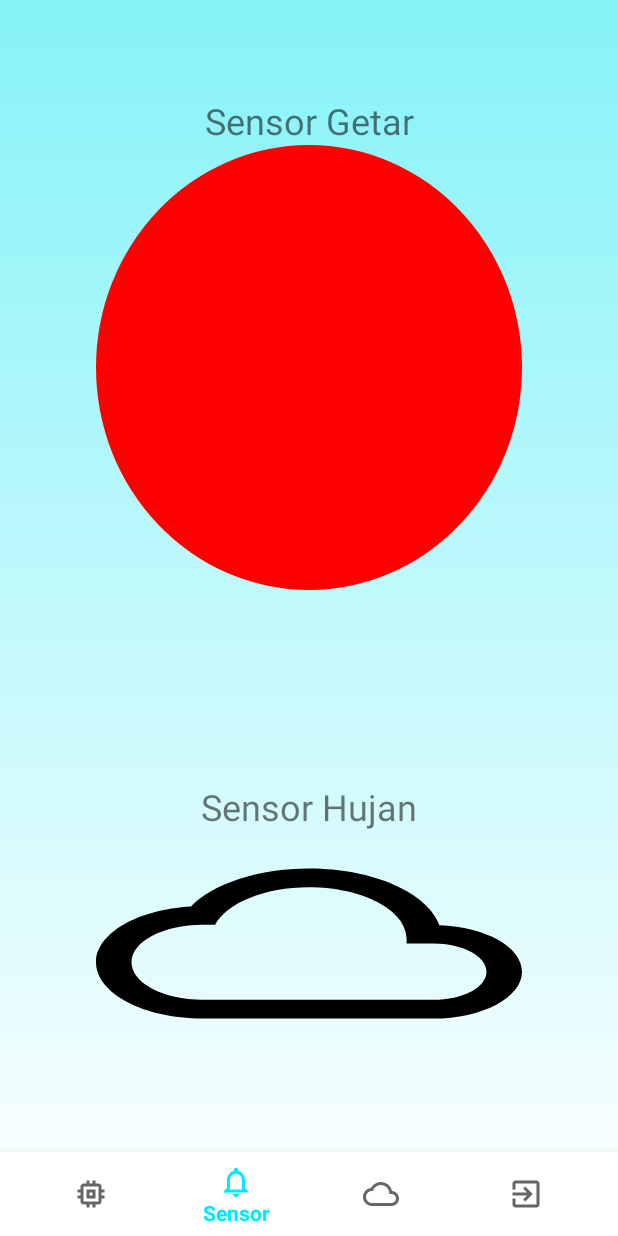
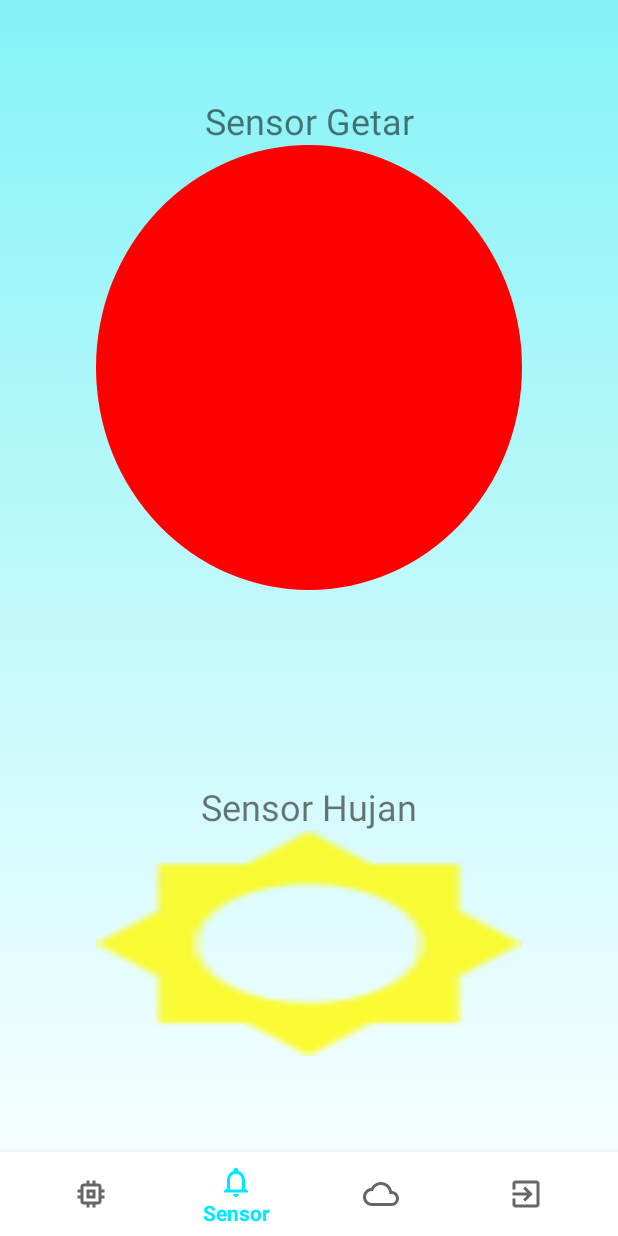
Before and after one commit to MirzaHimamiHanif/Jemuran, an Android app: the MainActivity screen opened directly, with no data from a screen before it, item 2 of the bottom bar chosen, on a phone screen of 412 x 824 dp. Run offline under Robolectric (Android 15) with nearby library versions, the phone set to English and light mode, and no system bars; our stand-ins replace Firebase (no records; nobody signed in at launch, a user with empty details on screens opened directly).

Commit message:
Update Tampilan.

```diff
--- a/app/build.gradle
+++ b/app/build.gradle
@@ -7,7 +7,7 @@ android {
         minSdkVersion 19
         targetSdkVersion 26
         versionCode 1
-        versionName "1.0"
+        versionName "1.1"
         testInstrumentationRunner "android.support.test.runner.AndroidJUnitRunner"
         vectorDrawables.useSupportLibrary = true
     }
--- /dev/null
+++ b/app/src/main/java/org/pindad/jemuran/BottomNavigationViewHelper.java
@@ -0,0 +1,35 @@
+package org.pindad.jemuran;
+
+import android.annotation.SuppressLint;
+import android.support.design.internal.BottomNavigationItemView;
+import android.support.design.internal.BottomNavigationMenuView;
+import android.support.design.widget.BottomNavigationView;
+import android.util.Log;
+
+import java.lang.reflect.Field;
+
+public class BottomNavigationViewHelper {
+    @SuppressLint("RestrictedApi")
+    public static void disableShiftMode(BottomNavigationView view) {
+        BottomNavigationMenuView menuView = (BottomNavigationMenuView) view.getChildAt(0);
+        try {
+            Field shiftingMode = menuView.getClass().getDeclaredField("mShiftingMode");
+            shiftingMode.setAccessible(true);
+            shiftingMode.setBoolean(menuView, false);
+            shiftingMode.setAccessible(false);
+            for (int i = 0; i < menuView.getChildCount(); i++) {
+                BottomNavigationItemView item = (BottomNavigationItemView) menuView.getChildAt(i);
+                //noinspection RestrictedApi
+                item.setShiftingMode(false);
+                // set once again checked value, so view will be updated
+                //noinspection RestrictedApi
+                item.setChecked(item.getItemData().isChecked());
+            }
+        } catch (NoSuchFieldException e) {
+            Log.e("BNVHelper", "Unable to get shift mode field", e);
+        } catch (IllegalAccessException e) {
+            Log.e("BNVHelper", "Unable to change value of shift mode", e);
+        }
+    }
+
+}
--- a/app/src/main/java/org/pindad/jemuran/Cuaca/CuacaFragment.java
+++ b/app/src/main/java/org/pindad/jemuran/Cuaca/CuacaFragment.java
@@ -58,7 +58,6 @@ public class CuacaFragment extends Fragment {
                 humidity_field.setText("Humidity: "+weather_humidity);
                 pressure_field.setText("Pressure: "+weather_pressure);
                 weatherIcon.setText(Html.fromHtml(weather_iconText));
-
             }
         });
         asyncTask.execute(mLatitude, mLongitude); //  asyncTask.execute("Latitude", "Longitude")
--- a/app/src/main/java/org/pindad/jemuran/MainActivity.java
+++ b/app/src/main/java/org/pindad/jemuran/MainActivity.java
@@ -22,6 +22,8 @@ public class MainActivity extends AppCompatActivity {
     private StatusFragment statusFragment;
     private SensorFragment sensorFragment;
     private CuacaFragment cuacaFragment;
+    public String username;
+
     @Override
     protected void onCreate(Bundle savedInstanceState) {
         super.onCreate(savedInstanceState);
@@ -31,13 +33,18 @@ public class MainActivity extends AppCompatActivity {
         sensorFragment = new SensorFragment();
         statusFragment = new StatusFragment();
         cuacaFragment = new CuacaFragment();
+        BottomNavigationViewHelper.disableShiftMode(mNavigationView);
 
         mFragmentManager.beginTransaction()
                 .replace(R.id.container, statusFragment)
                 .commit();
         NavBotClicked();
+        getUsername();
     }
-
+    public void getUsername(){
+        SharedPreferences sharedPreferences = getSharedPreferences(getString(R.string.preference_file_key), this.MODE_PRIVATE);
+        username = sharedPreferences.getString(getString(R.string.username), null);
+    }
     public void NavBotClicked() {
         mNavigationView.setOnNavigationItemSelectedListener(new BottomNavigationView.OnNavigationItemSelectedListener() {
             @Override
--- a/app/src/main/java/org/pindad/jemuran/Sensor/SensorFragment.java
+++ b/app/src/main/java/org/pindad/jemuran/Sensor/SensorFragment.java
@@ -15,6 +15,7 @@ import com.google.firebase.database.DatabaseReference;
 import com.google.firebase.database.FirebaseDatabase;
 import com.google.firebase.database.ValueEventListener;
 
+import org.pindad.jemuran.MainActivity;
 import org.pindad.jemuran.R;
 import org.pindad.jemuran.Sensor.ModelSensor.ListSensor;
 import org.pindad.jemuran.Status.ModelStatus.ListStatus;
@@ -46,7 +47,7 @@ public class SensorFragment extends Fragment {
 
     private void firebaseSetUp() {
         database = FirebaseDatabase.getInstance();
-        myRef = database.getReference().child("sensor");
+        myRef = database.getReference().child(((MainActivity)getActivity()).username).child("sensor");
         myRef.addValueEventListener(new ValueEventListener() {
             @Override
             public void onDataChange(DataSnapshot dataSnapshot) {
--- a/app/src/main/java/org/pindad/jemuran/Status/StatusFragment.java
+++ b/app/src/main/java/org/pindad/jemuran/Status/StatusFragment.java
@@ -18,6 +18,7 @@ import com.google.firebase.database.FirebaseDatabase;
 import com.google.firebase.database.ValueEventListener;
 
 import org.pindad.jemuran.HistoryActivity;
+import org.pindad.jemuran.MainActivity;
 import org.pindad.jemuran.Status.ModelStatus.ListStatus;
 import org.pindad.jemuran.R;
 
@@ -59,7 +60,7 @@ public class StatusFragment extends Fragment implements CompoundButton.OnChecked
 
     private void firebaseSetUp() {
         database = FirebaseDatabase.getInstance();
-        myRef = database.getReference().child("alat");
+        myRef = database.getReference().child(((MainActivity)getActivity()).username).child("alat");
         myRef.addValueEventListener(new ValueEventListener() {
             @Override
             public void onDataChange(DataSnapshot dataSnapshot) {
@@ -69,7 +70,7 @@ public class StatusFragment extends Fragment implements CompoundButton.OnChecked
                     setSwitch(mAtap, mListStatus.getAtap());
                     setSwitch(mKipas, mListStatus.getKipas());
                 }catch (Exception e){
-                    Toast.makeText(getContext(), e.getMessage(), Toast.LENGTH_LONG).show();
+
                 }
             }
 
--- a/app/src/main/res/layout/fragment_sensor.xml
+++ b/app/src/main/res/layout/fragment_sensor.xml
@@ -23,7 +23,7 @@
             android:layout_width="match_parent"
             android:layout_height="match_parent"
             android:gravity="center"
-            android:textColor="#fff"
+            android:textColor="#000"
             android:textSize="52sp"
             android:background="@drawable/circle_red"
             android:focusable="true"
@@ -48,9 +48,9 @@
             android:id="@+id/statusHujan"
             android:layout_width="match_parent"
             android:layout_height="150dp"
-            android:background="@drawable/ic_cloud_queue_black_24dp"
+            android:background="@drawable/ic_sun"
             android:gravity="center"
-            android:textColor="#fff"
+            android:textColor="#000"
             android:textSize="52sp" />
     </LinearLayout>
 
--- a/build.gradle
+++ b/build.gradle
@@ -7,7 +7,7 @@ buildscript {
         jcenter()
     }
     dependencies {
-        classpath 'com.android.tools.build:gradle:3.1.1'
+        classpath 'com.android.tools.build:gradle:3.1.2'
         classpath 'com.google.gms:google-services:3.2.0'
         classpath 'com.jfrog.bintray.gradle:gradle-bintray-plugin:1.4'
         classpath 'com.github.dcendents:android-maven-gradle-plugin:1.4.1'
```
Also changed, not shown: app/src/main/res/layout/fragment_cuaca.xml (+7 -7 lines), app/src/main/res/drawable-hdpi/ic_sun.png (added), app/src/main/res/drawable-mdpi/ic_sun.png (added), app/src/main/res/drawable-xhdpi/ic_sun.png (added), app/src/main/res/drawable-xxhdpi/ic_sun.png (added).
